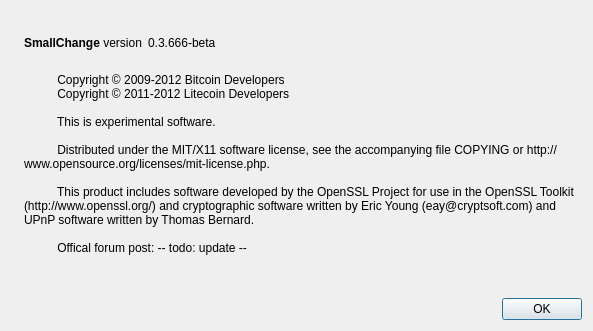
The window that src/qt/forms/aboutdialog.ui (ebaycoin/ebaycoin) describes before a commit, drawn with Qt 5.
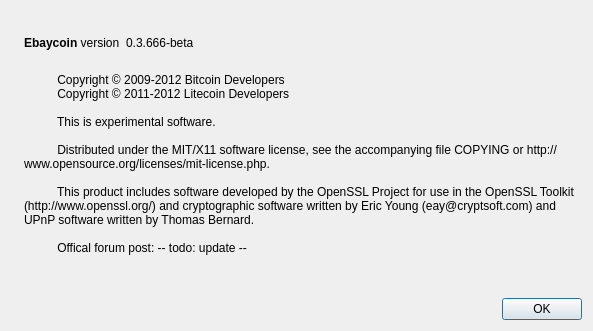
The same window after the commit. Icons and pictures are not drawn.

Diff of the .ui file:
```diff
--- a/src/qt/forms/aboutdialog.ui
+++ b/src/qt/forms/aboutdialog.ui
@@ -50,7 +50,7 @@
           <cursorShape>IBeamCursor</cursorShape>
          </property>
          <property name="text">
-          <string>&lt;b&gt;SmallChange&lt;/b&gt; version</string>
+          <string>&lt;b&gt;Ebaycoin&lt;/b&gt; version</string>
          </property>
          <property name="textInteractionFlags">
           <set>Qt::LinksAccessibleByMouse|Qt::TextSelectableByKeyboard|Qt::TextSelectableByMouse</set>
```
Left out of the diff: 2 changed lines with no effect on the pictures.
